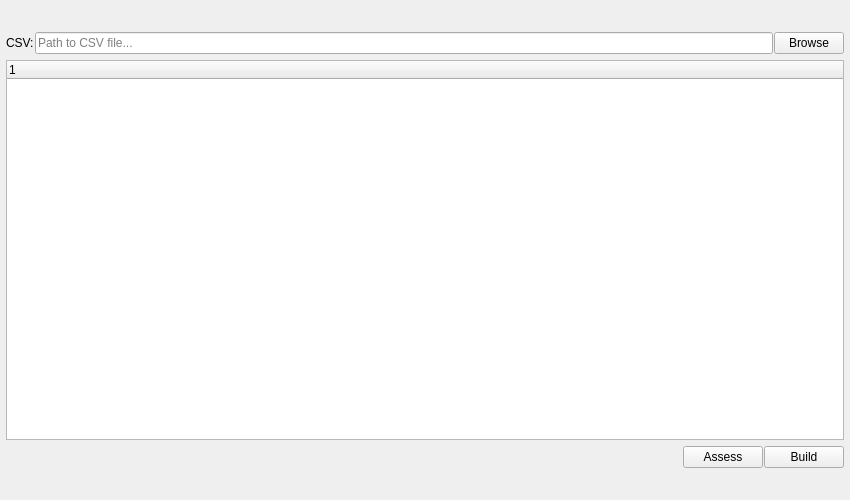
This is mayatk/anim_utils/shots/shot_manifest/shot_manifest.ui in m3trik/mayatk as Qt 5 draws it before an edit. The edited form follows.
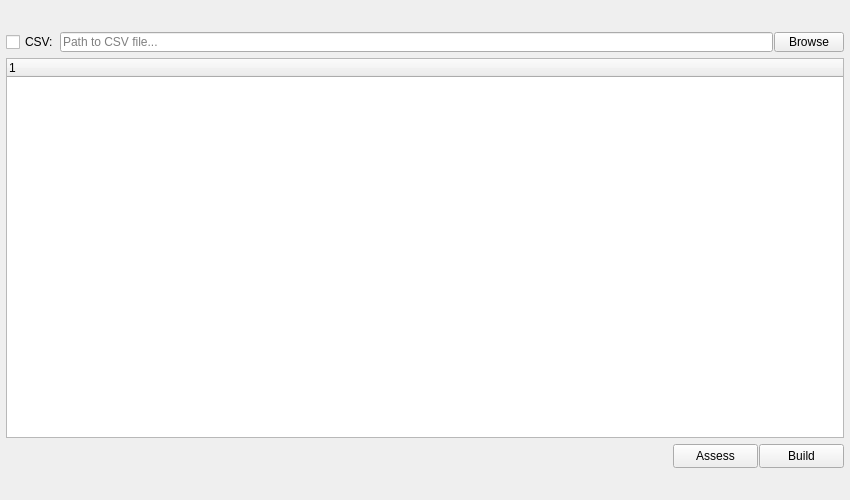
This is the edited form. Custom widgets are drawn as their Qt base class.

Commit message: Refactor shot_manifest/shot_sequencer into submodules; enhance render_opacity, scene_exporter, segment_keys, workspace_map; expand tests

Diff of the .ui file:
```diff
--- a/mayatk/anim_utils/shots/shot_manifest/shot_manifest.ui
+++ b/mayatk/anim_utils/shots/shot_manifest/shot_manifest.ui
@@ -58,7 +58,19 @@
        <number>1</number>
       </property>
       <item>
-       <widget class="QLabel" name="lbl_file">
+       <widget class="QCheckBox" name="chk_csv">
+        <property name="minimumSize">
+         <size>
+          <width>0</width>
+          <height>20</height>
+         </size>
+        </property>
+        <property name="maximumSize">
+         <size>
+          <width>16777215</width>
+          <height>20</height>
+         </size>
+        </property>
         <property name="text">
          <string>CSV:</string>
         </property>
@@ -72,6 +84,18 @@
           <verstretch>0</verstretch>
          </sizepolicy>
         </property>
+        <property name="minimumSize">
+         <size>
+          <width>0</width>
+          <height>20</height>
+         </size>
+        </property>
+        <property name="maximumSize">
+         <size>
+          <width>16777215</width>
+          <height>20</height>
+         </size>
+        </property>
         <property name="readOnly">
          <bool>true</bool>
         </property>
@@ -82,10 +106,16 @@
       </item>
       <item>
        <widget class="PushButton" name="b001">
+        <property name="minimumSize">
+         <size>
+          <width>0</width>
+          <height>20</height>
+         </size>
+        </property>
         <property name="maximumSize">
          <size>
           <width>70</width>
-          <height>16777215</height>
+          <height>20</height>
          </size>
         </property>
         <property name="text">
@@ -130,6 +160,18 @@
       </item>
       <item>
        <widget class="PushButton" name="b002">
+        <property name="minimumSize">
+         <size>
+          <width>85</width>
+          <height>24</height>
+         </size>
+        </property>
+        <property name="maximumSize">
+         <size>
+          <width>85</width>
+          <height>24</height>
+         </size>
+        </property>
         <property name="toolTip">
          <string>Compare CSV steps against live Maya shots.
 Shows timing, missing objects, missing behaviors,
@@ -142,6 +184,18 @@
       </item>
       <item>
        <widget class="PushButton" name="b003">
+        <property name="minimumSize">
+         <size>
+          <width>85</width>
+          <height>24</height>
+         </size>
+        </property>
+        <property name="maximumSize">
+         <size>
+          <width>85</width>
+          <height>24</height>
+         </size>
+        </property>
         <property name="toolTip">
          <string>Build or update shots from the loaded CSV.
 New shots are created, changed shots are patched,
```
Left out of the diff: 4 changed lines with no effect on the pictures. The commit also changes 55 other files.
